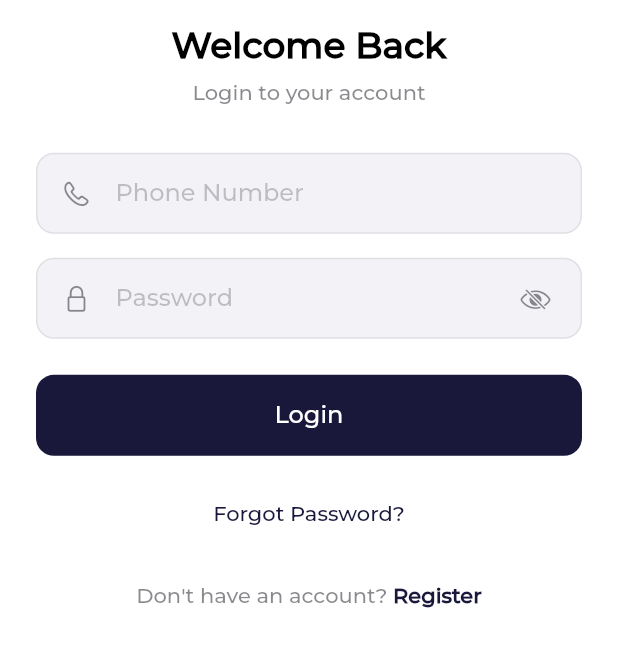
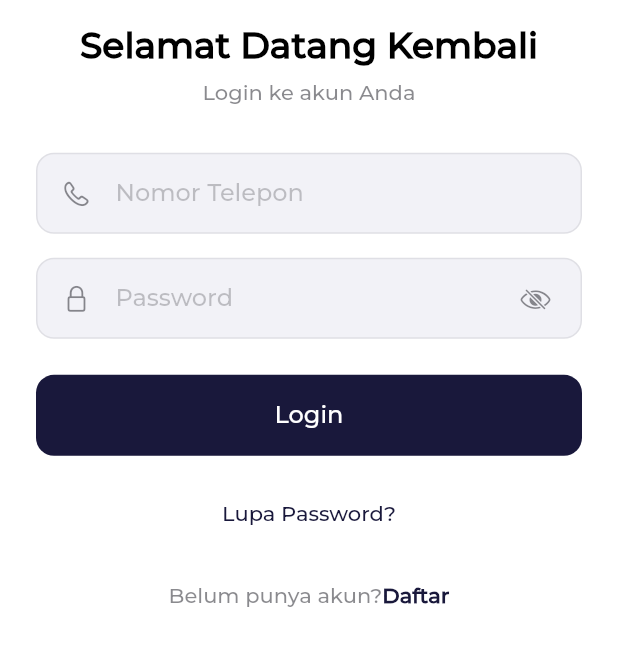
Before and after one commit to nauvaljanuarta/arek-muhammadiyah-mobile, a Flutter app: the LoginPage screen opened directly, scrolled down 32 dp, on a phone screen of 412 x 824 dp, the part 569-1236 px from its top. Run offline on Flutter 3.47's test engine with Material 3 defaults, Android fonts, the light colour scheme and no system bars; our stand-ins replace dio, file_picker, flutter_dotenv, flutter_html, image_picker, open_file and 2 more; accounts and stored records are empty; project files that could hold a hidden picture were left out.

Commit message:
feat: localize text in login page to Indonesian

```diff
--- a/lib/pages/auth/login_page.dart
+++ b/lib/pages/auth/login_page.dart
@@ -68,7 +68,7 @@ class _LoginPageState extends State<LoginPage> {
     FocusScope.of(context).unfocus();
 
     if (_usernameController.text.isEmpty || _passwordController.text.isEmpty) {
-      _showError('Please fill in all fields');
+      _showError('Silakan isi semua kolom');
       return;
     }
 
@@ -114,7 +114,7 @@ class _LoginPageState extends State<LoginPage> {
         );
         break;
       case AuthStatus.unauthenticated:
-        _showError('Session times up, please login again.');
+        _showError('Sesi berakhir, silakan login kembali.');
         break;
     }
   }
@@ -123,7 +123,7 @@ class _LoginPageState extends State<LoginPage> {
     showCupertinoDialog(
       context: context,
       builder: (ctx) => CupertinoAlertDialog(
-        title: const Text('Login Failed'),
+        title: const Text('Login Gagal'),
         content: Text(message),
         actions: [
           CupertinoDialogAction(
@@ -238,7 +238,7 @@ class _LoginPageState extends State<LoginPage> {
                       ),
                       const SizedBox(height: 16),
                       const Text(
-                        'Welcome Back',
+                        'Selamat Datang Kembali',
                         style: TextStyle(
                           fontFamily: 'Montserrat',
                           fontSize: 24,
@@ -248,7 +248,7 @@ class _LoginPageState extends State<LoginPage> {
                       ),
                       const SizedBox(height: 8),
                       const Text(
-                        'Login to your account',
+                        'Login ke akun Anda',
                         style: TextStyle(
                           fontFamily: 'Montserrat',
                           fontSize: 14,
@@ -258,7 +258,7 @@ class _LoginPageState extends State<LoginPage> {
                       const SizedBox(height: 32),
                       _buildTextField(
                         controller: _usernameController,
-                        placeholder: 'Phone Number',
+                        placeholder: 'Nomor Telepon',
                         icon: CupertinoIcons.phone,
                         keyboardType: TextInputType.phone,
                       ),
@@ -295,7 +295,7 @@ class _LoginPageState extends State<LoginPage> {
                         onPressed: () {},
                         padding: EdgeInsets.zero,
                         child: const Text(
-                          'Forgot Password?',
+                          'Lupa Password?',
                           style: TextStyle(
                             fontFamily: 'Montserrat',
                             fontSize: 14,
@@ -308,7 +308,7 @@ class _LoginPageState extends State<LoginPage> {
                         mainAxisAlignment: MainAxisAlignment.center,
                         children: [
                           const Text(
-                            'Don\'t have an account? ',
+                            'Belum punya akun?',
                             style: TextStyle(
                               fontFamily: 'Montserrat',
                               fontSize: 14,
@@ -323,7 +323,7 @@ class _LoginPageState extends State<LoginPage> {
                               );
                             },
                             child: const Text(
-                              'Register',
+                              'Daftar',
                               style: TextStyle(
                                 fontFamily: 'Montserrat',
                                 fontSize: 14,
```
